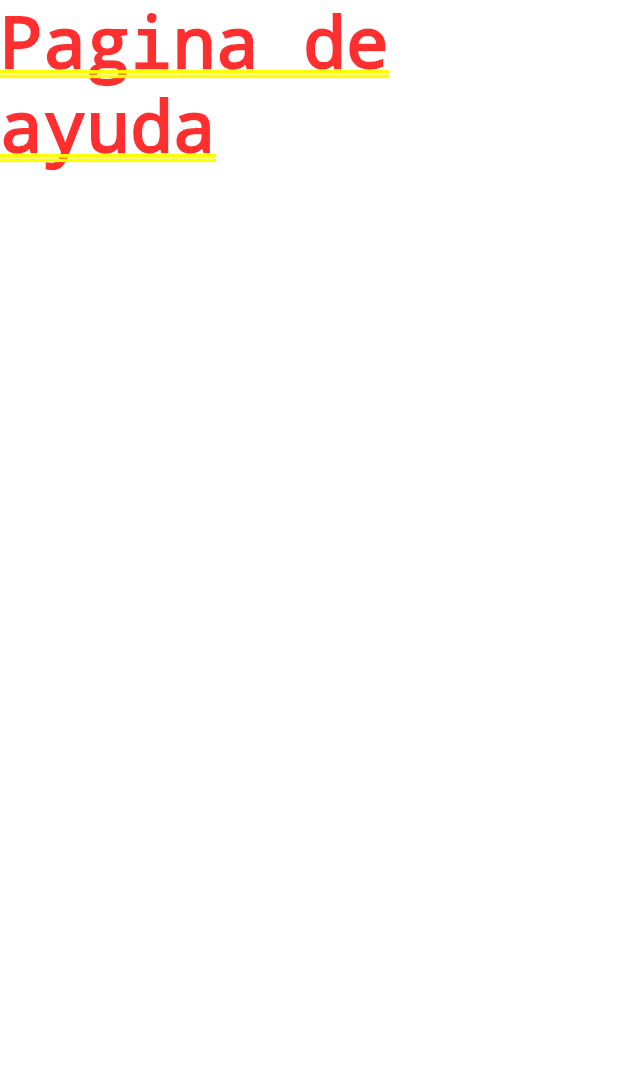
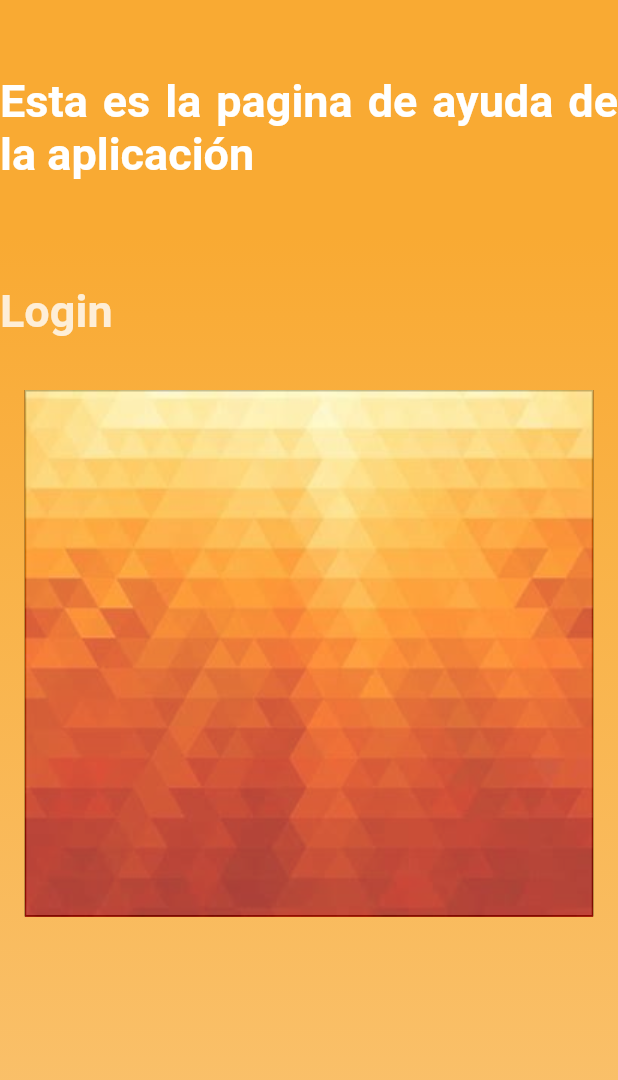
Before and after one commit to Bodkins/control_escolar2, a Flutter app: the screen it shows after launch, after a tap on "Ingresar", after a tap on "Ayuda", on a phone screen of 412 x 824 dp. Shown: the top 1080 px of the screen. Run offline on Flutter 3.47's test engine with Material 2 defaults, Android fonts, the phone set to English and light mode, and no system bars; our stand-ins replace flutter_slidable, moor, moor_flutter; generated files the repository leaves out were written again.

Commit message:
ya tapea y se agrego la pagina de ayuda

```diff
--- a/lib/helpPage.dart
+++ b/lib/helpPage.dart
@@ -1,12 +1,121 @@
+import 'package:flutter/cupertino.dart';
 import 'package:flutter/material.dart';
+import 'package:moor_flutter/moor_flutter.dart' as prefix0;
 
 class MyHelpPage extends StatelessWidget {
   @override
   Widget build(BuildContext context) {
-    return Container(
-      child: Text("Pagina de ayuda"),
+    return Scaffold(
+      body: SingleChildScrollView(
+        child:Container(
+          decoration: BoxDecoration(
+            gradient: new LinearGradient(
+              colors: [
+                Color.fromRGBO(249, 170, 51, 1),
+                Color.fromRGBO(249, 170, 51, 0.8),
+                Color.fromRGBO(249, 170, 51, 0.6),
+                Color.fromRGBO(249, 170, 51, 0.3),
+              ],
+              begin: const FractionalOffset(1.0, 0.1),
+              end: const FractionalOffset(1, 0.9),
+            ),
+          ),
+          child: Column(
+            children: <Widget>[
+              SizedBox(height: 50,),
+              Container(
+                  child: RichText(
+                    textAlign: TextAlign.justify,
+
+                    text: TextSpan(
+                      text: 'Esta es la pagina de ayuda de la aplicación \n \n \n',
+
+                      style: TextStyle(color: Colors.white, fontSize: 30, fontWeight: FontWeight.bold, ),
+                      children: <TextSpan>[
+                        TextSpan(
+                          text: 'Login \n ',
+                          style: TextStyle(color: Colors.white.withOpacity(0.8)),
+                        ),
+
+                      ],
+                    ),
+                  )
+              ),
+              DecoratedBox(
+                decoration: BoxDecoration(
+
+                  color: Colors.white,
+                  border: Border.all(),
+
+                ),
+
+                child:Image.asset('assets/images/background.jpg',
+
+    frameBuilder: (BuildContext context, Widget child, int frame, bool wasSynchronouslyLoaded) {
+      if (wasSynchronouslyLoaded) {
+        return child;
+      }
+      return AnimatedOpacity(
+        child: child,
+        opacity: frame == null ? 0 : 1,
+        duration: const Duration(milliseconds: 1500),
+        curve: Curves.easeOut,
+      );
+    }
+                ),
+
+              ),
+              SizedBox(height: 500,),
+
+              Container(
+                  child: RichText(
+                    text: TextSpan(
+                      text: 'Hello ',
+                      style: DefaultTextStyle.of(context).style,
+                      children: <TextSpan>[
+                        TextSpan(text: 'bold', style: TextStyle(fontWeight: FontWeight.bold)),
+                        TextSpan(text: ' world!'),
+                      ],
+                    ),
+                  )
+              ),
+              DecoratedBox(
+                decoration: BoxDecoration(
+
+                  color: Colors.transparent,
+                  border: Border.all(),
+
+                ),
+
+                child:Image.asset('assets/images/background.jpg',
+
+                    frameBuilder: (BuildContext context, Widget child, int frame, bool wasSynchronouslyLoaded) {
+
+                      if (wasSynchronouslyLoaded) {
+                        return Padding(
+                          padding:EdgeInsets.all(20.0),
+                          child: child,
+                        );
+                      }
+                      return AnimatedOpacity(
+                        child:  child,
+
+                        opacity: frame == null ? 0 : 1,
+                        duration: const Duration(milliseconds: 1500),
+                        curve: Curves.easeOut,
+                      );
+                    }
+                ),
+
+              ),
 
 
+            ],
+          ) ,
+        ),
+
+
+      ),
     );
   }
 }
--- a/lib/studentsPage.dart
+++ b/lib/studentsPage.dart
@@ -22,7 +22,7 @@ class _StudentsPageState extends State<StudentsPage> {
   Widget build(BuildContext context) {
     return Scaffold(
       appBar: AppBar(
-        title: Text('Grupos'),
+        title: Text('Estudiantes'),
         backgroundColor: Color.fromRGBO(249, 170, 51, 1),
         actions: <Widget>[],
       ),
--- a/pubspec.yaml
+++ b/pubspec.yaml
@@ -46,7 +46,7 @@ flutter:
 
   # To add assets to your application, add an assets section, like this:
   assets:
-    - assets/images/
+    - assets/images/background.jpg
 
 
 
```
Also changed, not shown: lib/addStudent.dart (added, +112 -0 lines), lib/principalPage.dart (+22 -4 lines), lib/images/owl-2.jpg (added).
